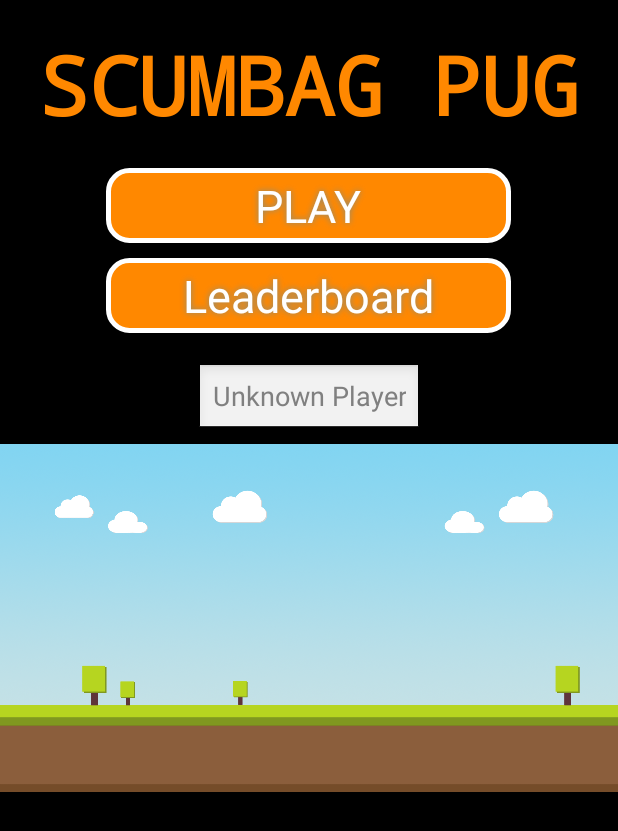
After one commit to mishja/ScumbagPug, an Android app: the layout activity_menu.xml on its own in the app's theme, with its tools: preview values and no code run, on a phone screen of 412 x 824 dp. The commit adds this screen. Shown: the top 831 px of the screen. Run offline under Robolectric (Android 15) with nearby library versions, the phone set to English and light mode, and no system bars.

Commit message:
proberen xml te fixen

```diff
--- a/app/src/main/java/com/timothypuglia/scumbagpug/Game.java
+++ b/app/src/main/java/com/timothypuglia/scumbagpug/Game.java
@@ -29,7 +29,7 @@ public class Game extends Activity{
                         | View.SYSTEM_UI_FLAG_IMMERSIVE_STICKY);
 
         //SET CONTEXT
-        setContentView(new GamePanel(this));
+        setContentView(R.layout.activity_game);
     }
 
     public void tryAgain(){
--- a/app/src/main/java/com/timothypuglia/scumbagpug/mainMenu.java
+++ b/app/src/main/java/com/timothypuglia/scumbagpug/mainMenu.java
@@ -39,7 +39,7 @@ public class mainMenu extends Activity {
                         | View.SYSTEM_UI_FLAG_IMMERSIVE_STICKY);
 
         //SET CONTEXT
-        setContentView(R.layout.activity_game);
+        setContentView(R.layout.activity_menu);
 
         // these are the trees
         final ImageView backgroundOne = (ImageView) findViewById(R.id.background_one);
--- /dev/null
+++ b/app/src/main/res/layout/activity_menu.xml
@@ -0,0 +1,121 @@
+<?xml version="1.0" encoding="utf-8"?>
+<android.support.constraint.ConstraintLayout xmlns:android="http://schemas.android.com/apk/res/android"
+    xmlns:app="http://schemas.android.com/apk/res-auto"
+    xmlns:tools="http://schemas.android.com/tools"
+    android:layout_width="match_parent"
+    android:layout_height="match_parent"
+    tools:context="com.timothypuglia.scumbagpug.Game">
+
+    <FrameLayout xmlns:android="http://schemas.android.com/apk/res/android"
+        android:layout_width="match_parent"
+        android:layout_height="match_parent"
+        tools:layout_editor_absoluteX="0dp"
+        tools:layout_editor_absoluteY="16dp">
+
+
+        <ImageView
+            android:id="@+id/background_three"
+            android:layout_width="match_parent"
+            android:layout_height="match_parent"
+            android:src="@drawable/background" />
+
+        <ImageView
+            android:id="@+id/background_one"
+            android:layout_width="match_parent"
+            android:layout_height="match_parent"
+            android:src="@drawable/backgroundsmall" />
+
+        <ImageView
+            android:id="@+id/background_two"
+            android:layout_width="match_parent"
+            android:layout_height="match_parent"
+            android:src="@drawable/backgroundsmall" />
+
+        <ImageView
+            android:id="@+id/background_one2"
+            android:layout_width="match_parent"
+            android:layout_height="match_parent"
+            android:src="@drawable/clouds" />
+
+        <ImageView
+            android:id="@+id/background_two2"
+            android:layout_width="match_parent"
+            android:layout_height="match_parent"
+            android:src="@drawable/clouds" />
+
+
+        <LinearLayout
+            android:layout_width="match_parent"
+            android:layout_height="match_parent"
+            android:orientation="vertical">
+
+            <TextView
+                android:id="@+id/textView"
+                android:layout_width="match_parent"
+                android:layout_height="wrap_content"
+                android:fontFamily="monospace"
+                android:layout_margin="20dp"
+                android:text="SCUMBAG PUG"
+                android:textAlignment="center"
+                android:textColor="@android:color/holo_orange_dark"
+                android:textSize="54sp"
+                android:textStyle="bold"
+                android:typeface="monospace" />
+
+            <Button
+                android:id="@+id/button"
+
+                android:layout_width="wrap_content"
+                android:layout_height="50dp"
+                android:layout_gravity="center"
+                android:background="@drawable/buttonshape"
+
+                android:onClick="playButtonClicked"
+                android:shadowColor="#828F86"
+                android:shadowDx="0"
+                android:shadowDy="0"
+                android:shadowRadius="5"
+                android:text="PLAY"
+                android:textColor="#FFFFFF"
+                android:textSize="30sp" />
+
+            <Button
+                android:id="@+id/buttonScore"
+
+                android:layout_width="wrap_content"
+                android:layout_height="50dp"
+                android:layout_gravity="center"
+                android:layout_margin="10dp"
+                android:background="@drawable/buttonshape"
+
+                android:onClick="scoreButtonClicked"
+                android:shadowColor="#828F86"
+                android:shadowDx="0"
+                android:shadowDy="0"
+                android:shadowRadius="5"
+                android:text="Leaderboard"
+                android:textColor="#FFFFFF"
+                android:textSize="30sp" />
+
+
+            <AutoCompleteTextView
+                android:id="@+id/player1NameATV"
+                android:layout_width="wrap_content"
+                android:layout_height="wrap_content"
+                android:layout_margin="10dp"
+                android:layout_gravity="center"
+                android:textAlignment="center"
+                android:focusable="true"
+                android:focusableInTouchMode="true"
+                android:hint="Unknown Player"/>
+
+
+            <!--ga naar game-overmenu-->
+
+
+        </LinearLayout>
+
+
+    </FrameLayout>
+
+</android.support.constraint.ConstraintLayout>
```
Also changed, not shown: app/src/main/java/com/timothypuglia/scumbagpug/GameOverFragment.java (+30 -79 lines), app/src/main/java/com/timothypuglia/scumbagpug/GamePanel.java (+7 -1 lines), app/src/main/java/com/timothypuglia/scumbagpug/PauseButton.java (added, +12 -0 lines), app/src/main/res/layout/activity_game.xml (+5 -113 lines), app/src/main/res/drawable-nodpi/iconarray.png (added), app/src/main/res/drawable-nodpi/pauze.png (added).
